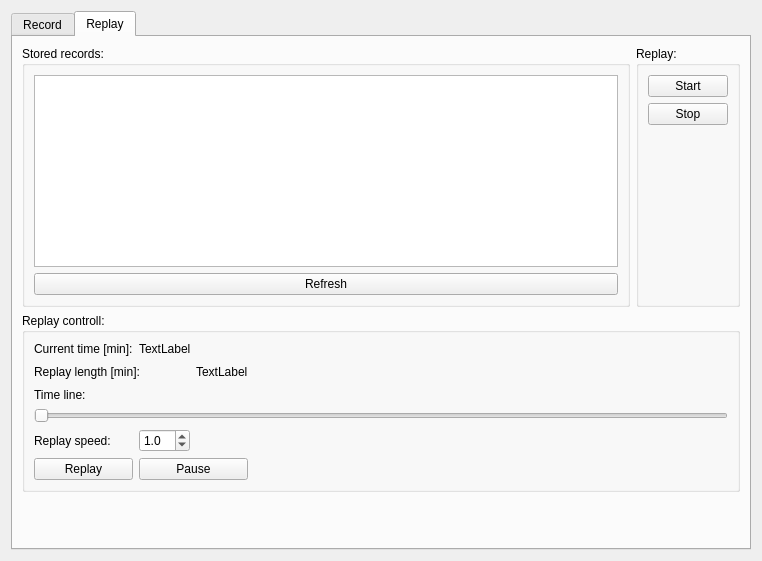
Before: the Qt Designer form software/DesktopClient/DesktopClient/Forms/RecordingForm.ui in ddomurad/mibot, drawn with Qt 5.
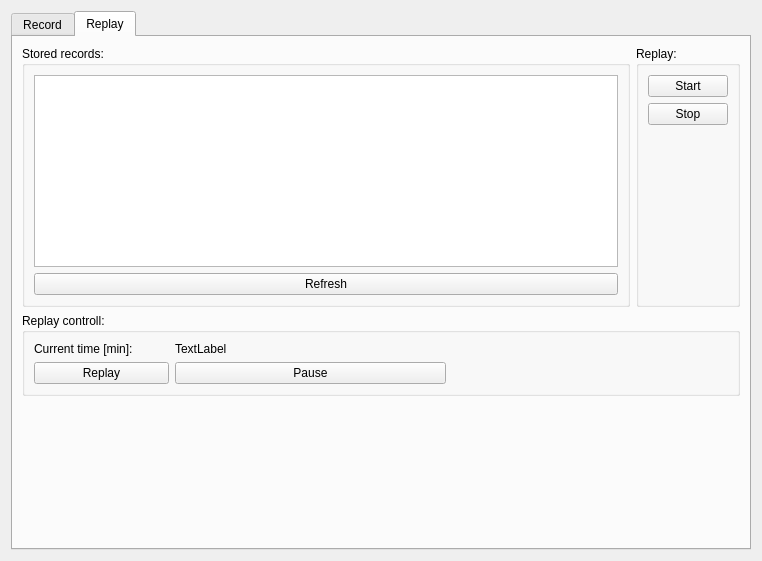
After: the same form once the commit is applied.

```diff
--- a/software/DesktopClient/DesktopClient/Forms/RecordingForm.ui
+++ b/software/DesktopClient/DesktopClient/Forms/RecordingForm.ui
@@ -163,61 +163,6 @@
           <string>Replay controll:</string>
          </property>
          <layout class="QGridLayout" name="gridLayout_6">
-          <item row="1" column="3" colspan="2">
-           <spacer name="horizontalSpacer_2">
-            <property name="orientation">
-             <enum>Qt::Horizontal</enum>
-            </property>
-            <property name="sizeHint" stdset="0">
-             <size>
-              <width>40</width>
-              <height>20</height>
-             </size>
-            </property>
-           </spacer>
-          </item>
-          <item row="1" column="0" colspan="2">
-           <widget class="QLabel" name="label_2">
-            <property name="text">
-             <string>Replay length [min]:</string>
-            </property>
-           </widget>
-          </item>
-          <item row="2" column="0">
-           <widget class="QLabel" name="label">
-            <property name="text">
-             <string>Time line:</string>
-            </property>
-           </widget>
-          </item>
-          <item row="3" column="0" colspan="5">
-           <widget class="QSlider" name="horizontalSlider">
-            <property name="orientation">
-             <enum>Qt::Horizontal</enum>
-            </property>
-           </widget>
-          </item>
-          <item row="1" column="2">
-           <widget class="QLabel" name="label_replay_length">
-            <property name="text">
-             <string>TextLabel</string>
-            </property>
-           </widget>
-          </item>
-          <item row="5" column="0">
-           <widget class="QPushButton" name="pushButton_resume">
-            <property name="text">
-             <string>Replay</string>
-            </property>
-           </widget>
-          </item>
-          <item row="4" column="0">
-           <widget class="QLabel" name="label_3">
-            <property name="text">
-             <string>Replay speed:</string>
-            </property>
-           </widget>
-          </item>
           <item row="0" column="0">
            <widget class="QLabel" name="label_4">
             <property name="text">
@@ -225,61 +170,39 @@
             </property>
            </widget>
           </item>
-          <item row="0" column="1" colspan="2">
-           <widget class="QLabel" name="label_current_time">
-            <property name="text">
-             <string>TextLabel</string>
+          <item row="1" column="3" colspan="2">
+           <spacer name="horizontalSpacer_3">
+            <property name="orientation">
+             <enum>Qt::Horizontal</enum>
             </property>
-           </widget>
+            <property name="sizeHint" stdset="0">
+             <size>
+              <width>40</width>
+              <height>20</height>
+             </size>
+            </property>
+           </spacer>
           </item>
-          <item row="5" column="1" colspan="2">
+          <item row="1" column="1" colspan="2">
            <widget class="QPushButton" name="pushButton_pause">
             <property name="text">
              <string>Pause</string>
             </property>
            </widget>
           </item>
-          <item row="5" column="3" colspan="2">
-           <spacer name="horizontalSpacer_3">
-            <property name="orientation">
-             <enum>Qt::Horizontal</enum>
+          <item row="0" column="1" colspan="2">
+           <widget class="QLabel" name="label_current_time">
+            <property name="text">
+             <string>TextLabel</string>
             </property>
-            <property name="sizeHint" stdset="0">
-             <size>
-              <width>40</width>
-              <height>20</height>
-             </size>
-            </property>
-           </spacer>
-          </item>
-          <item row="4" column="1">
-           <widget class="QDoubleSpinBox" name="doubleSpinBox_replay_speed">
-            <property name="decimals">
-             <number>1</number>
-            </property>
-            <property name="maximum">
-             <double>32.000000000000000</double>
-            </property>
-            <property name="singleStep">
-             <double>0.100000000000000</double>
-            </property>
-            <property name="value">
-             <double>1.000000000000000</double>
-            </property>
            </widget>
           </item>
-          <item row="4" column="3" colspan="2">
-           <spacer name="horizontalSpacer">
-            <property name="orientation">
-             <enum>Qt::Horizontal</enum>
+          <item row="1" column="0">
+           <widget class="QPushButton" name="pushButton_resume">
+            <property name="text">
+             <string>Replay</string>
             </property>
-            <property name="sizeHint" stdset="0">
-             <size>
-              <width>489</width>
-              <height>20</height>
-             </size>
-            </property>
-           </spacer>
+           </widget>
           </item>
          </layout>
         </widget>
```
